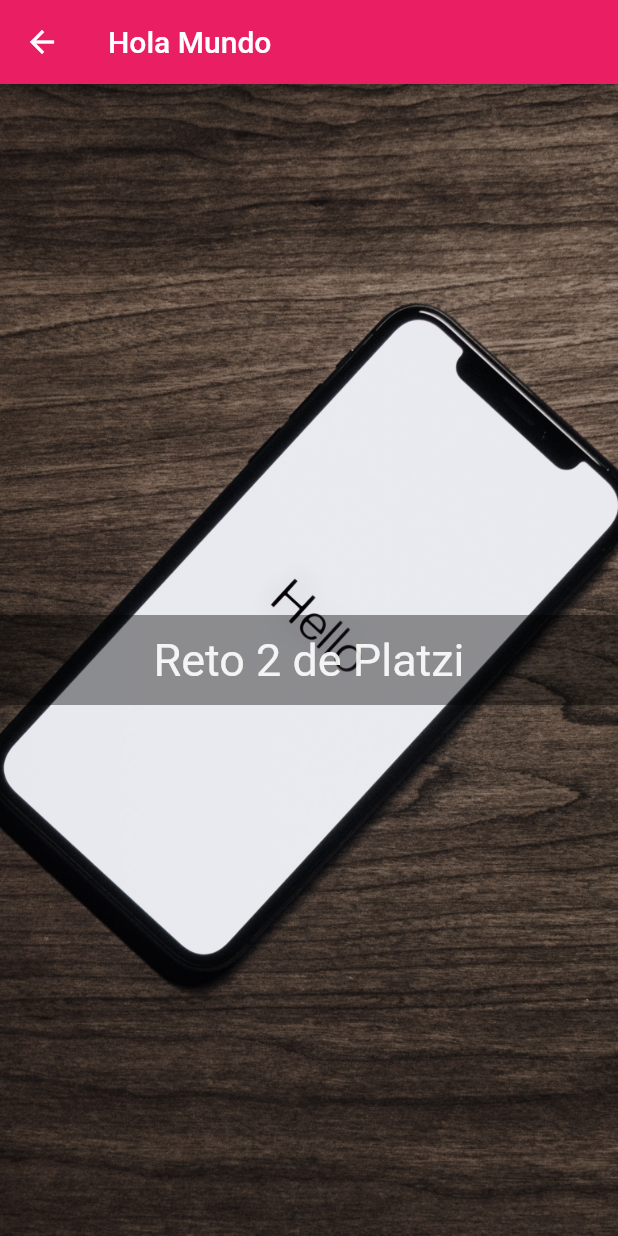
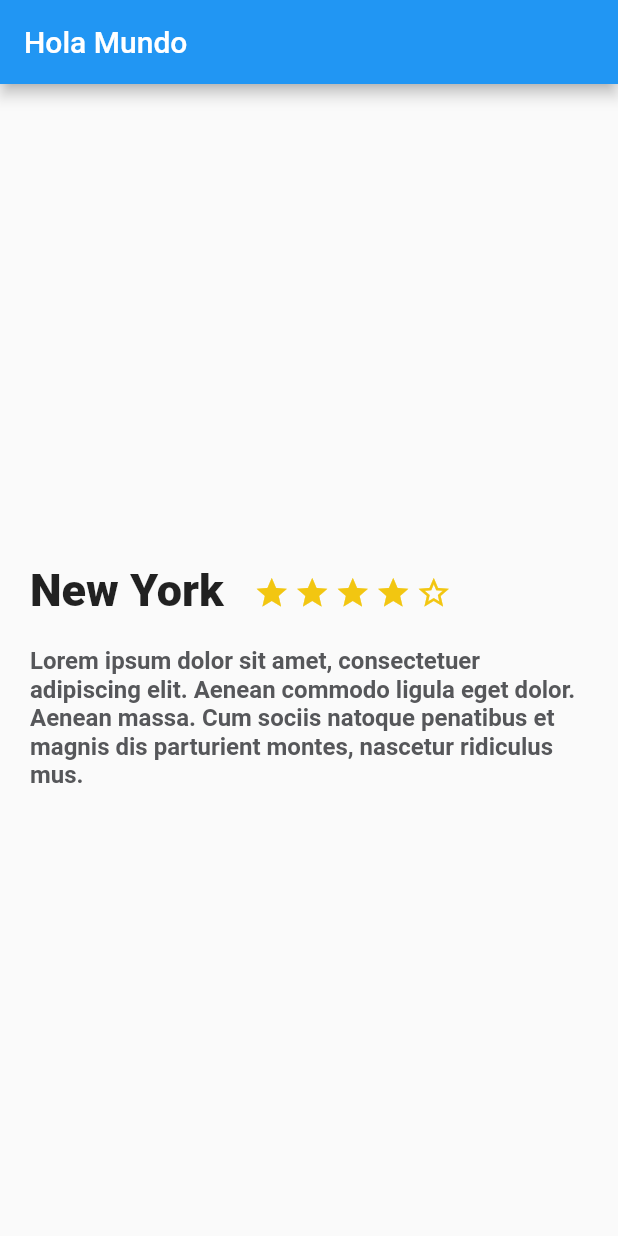
Before and after one commit to du-ulises/Curso-de-Flutter, a Flutter app: the screen it shows after launch, on a phone screen of 412 x 824 dp. Run offline on Flutter 3.47's test engine with Material 2 defaults, Android fonts, the phone set to English and light mode, and no system bars.

Commit message:
Flutter Widgets: Column

```diff
--- /dev/null
+++ b/platzi_trips_app/lib/description_place.dart
@@ -0,0 +1,101 @@
+import 'package:flutter/material.dart';
+
+class DescriptionPlace extends StatelessWidget{
+
+  String namePlace;
+  int stars;
+  String descriptionPlace;
+
+  DescriptionPlace(this.namePlace, this.stars, this.descriptionPlace);
+
+  @override
+  Widget build(BuildContext context) {
+    // TODO: implement build
+
+    final star_border = Container(
+      margin: EdgeInsets.only(
+          top: 323,
+          right: 3
+      ),
+      child: Icon(
+        Icons.star_border,
+        color: Color(0xFFF2C611),
+      ),
+    );
+
+    final star_half = Container(
+      margin: EdgeInsets.only(
+          top: 323,
+          right: 3
+      ),
+      child: Icon(
+        Icons.star_half,
+        color: Color(0xFFF2C611),
+      ),
+    );
+
+    final star = Container(
+      margin: EdgeInsets.only(
+        top: 323,
+        right: 3
+      ),
+      child: Icon(
+        Icons.star,
+        color: Color(0xFFF2C611),
+      ),
+    );
+
+    final title_stars = Row(
+      children: <Widget>[
+        Container(
+          margin: EdgeInsets.only(
+            top: 320,
+            left: 20,
+            right: 20
+          ),
+          child: Text(
+            namePlace,
+            style: TextStyle(
+              fontSize: 30,
+              fontWeight: FontWeight.w900
+            ),
+            textAlign: TextAlign.left,
+          ),
+        ),
+        Row(
+          children: <Widget>[
+            star,
+            star,
+            star,
+            star,
+            star_border
+          ],
+        )
+      ],
+    );
+
+    final description = Container(
+      margin: new EdgeInsets.only(
+        top: 20,
+        left: 20,
+        right: 20
+      ),
+      child: Text(
+        descriptionPlace,
+        style: const TextStyle(
+          fontSize: 16,
+          fontWeight: FontWeight.bold,
+          color: Color(0xFF56575a)
+        ),
+      ),
+    );
+
+    return Column(
+      children: <Widget>[
+        title_stars,
+        description
+      ],
+    );
+  }
+
+}
--- a/platzi_trips_app/lib/main.dart
+++ b/platzi_trips_app/lib/main.dart
@@ -1,8 +1,12 @@
 import 'package:flutter/material.dart';
+import 'description_place.dart';
 
 void main() => runApp(MyApp());
 
 class MyApp extends StatelessWidget {
+
+  String descriptionDummy = "Lorem ipsum dolor sit amet, consectetuer adipiscing elit. Aenean commodo ligula eget dolor. Aenean massa. Cum sociis natoque penatibus et magnis dis parturient montes, nascetur ridiculus mus. ";
+
   // This widget is the root of your application.
   @override
   Widget build(BuildContext context) {
@@ -18,36 +22,13 @@ class MyApp extends StatelessWidget {
         // or simply save your changes to "hot reload" in a Flutter IDE).
         // Notice that the counter didn't reset back to zero; the application
         // is not restarted.
-        primarySwatch: Colors.pink,
+        primarySwatch: Colors.blue,
       ),
       home: Scaffold(
         appBar: AppBar(
-          leading: Icon(Icons.arrow_back),
           title: Text("Hola Mundo"),
         ),
-        body: Container(
-          decoration: BoxDecoration(
-            image: DecorationImage(
-                image: AssetImage('assets/images/cellphone-device-electronics.jpg'),
-                fit: BoxFit.cover
-            )
-          ),
-          child: Center(
-            child: Container(
-              height: 60.0,
-              color: Color.fromRGBO(0, 0, 0, 0.4),
-              child: Center(
-                child: Text(
-                  "Reto 2 de Platzi",
-                  style: TextStyle(
-                    color: Color.fromRGBO(255, 255, 255, 0.9),
-                    fontSize: 30.0
-                  ),
-                ),
-              ),
-            ),
-          ),
-        ),
+        body: new DescriptionPlace("New York", 4, descriptionDummy),
       ) //MyHomePage(title: 'Flutter Demo Home Page'),
     );
   }
```
Also changed, not shown: 1 other file.
